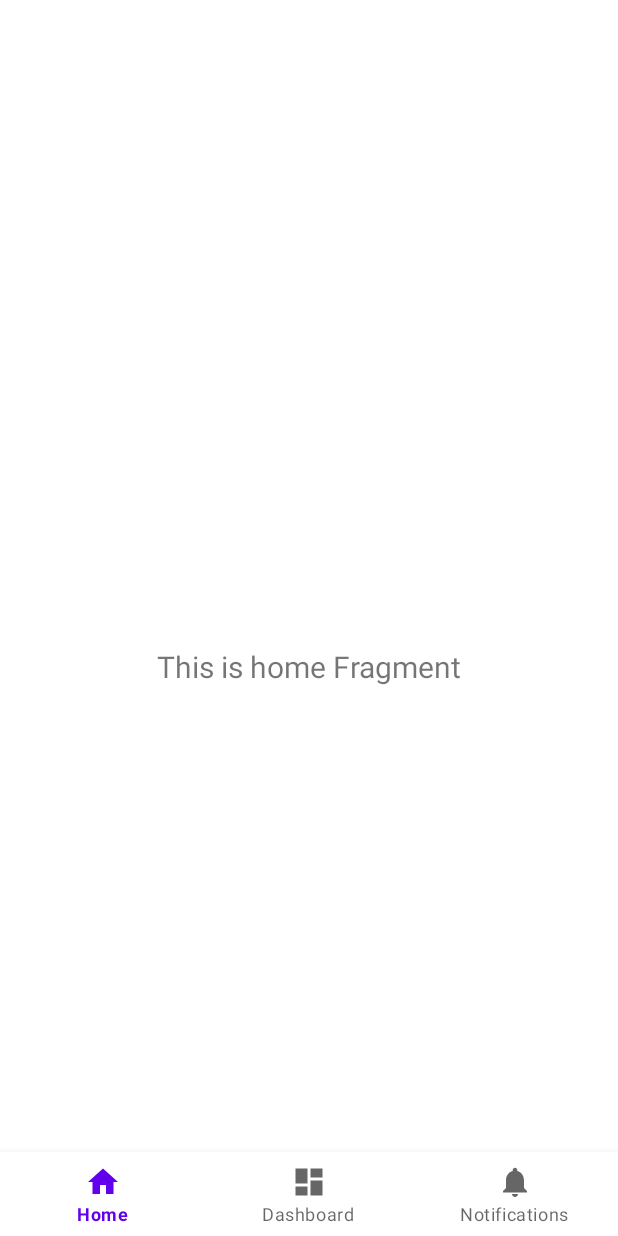
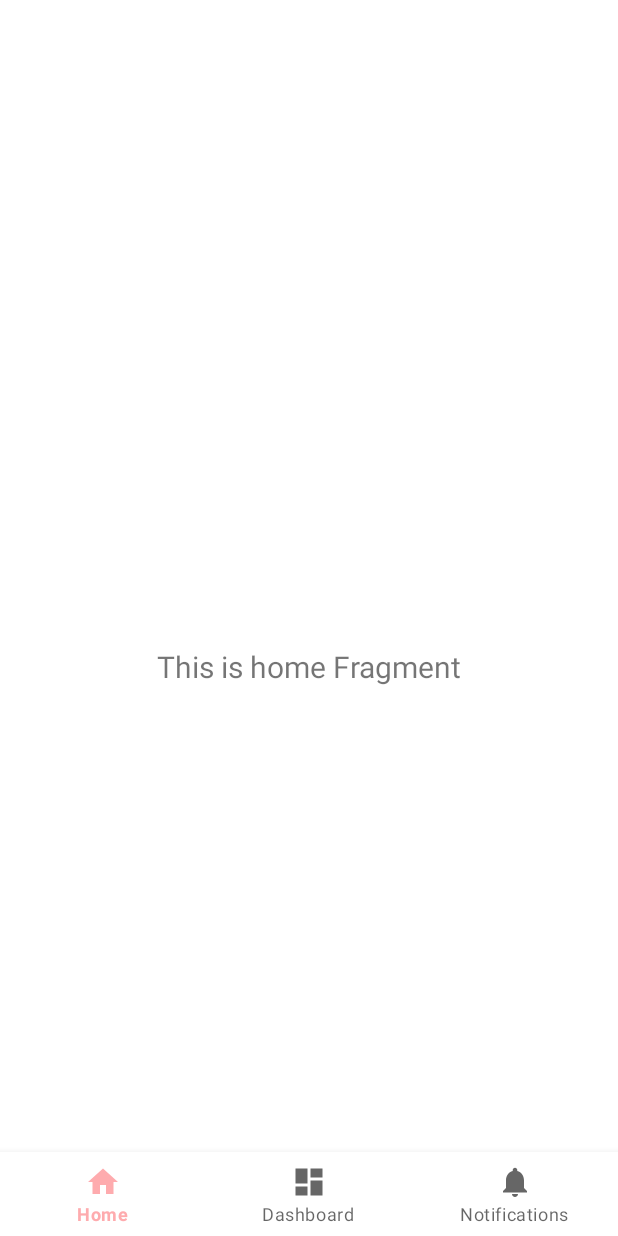
Before and after one commit to mengleang-ngoun/pet_feeding, an Android app: the MainActivity screen opened directly, with no data from a screen before it, on a phone screen of 412 x 824 dp. Run offline under Robolectric (Android 15) with nearby library versions, the phone set to English and light mode, and no system bars; our stand-ins replace navigation-ui; 1 statement that could not run was skipped.

Commit message:
config app theme color

```diff
--- /dev/null
+++ b/app/src/main/res/layout/activity_authentication.xml
@@ -0,0 +1,6 @@
+<?xml version="1.0" encoding="utf-8"?>
+<androidx.constraintlayout.widget.ConstraintLayout xmlns:android="http://schemas.android.com/apk/res/android"
+    android:layout_width="match_parent"
+    android:layout_height="match_parent">
+
+</androidx.constraintlayout.widget.ConstraintLayout>
--- a/app/src/main/res/values/themes.xml
+++ b/app/src/main/res/values/themes.xml
@@ -2,8 +2,8 @@
     <!-- Base application theme. -->
     <style name="Theme.Pet_feeding" parent="Theme.MaterialComponents.DayNight.NoActionBar">
         <!-- Primary brand color. -->
-        <item name="colorPrimary">@color/purple_500</item>
-        <item name="colorPrimaryVariant">@color/purple_700</item>
+        <item name="colorPrimary">@color/Primary_pink</item>
+        <item name="colorPrimaryVariant">@color/secondary_darkPink</item>
         <item name="colorOnPrimary">@color/white</item>
         <!-- Secondary brand color. -->
         <item name="colorSecondary">@color/teal_200</item>
```
